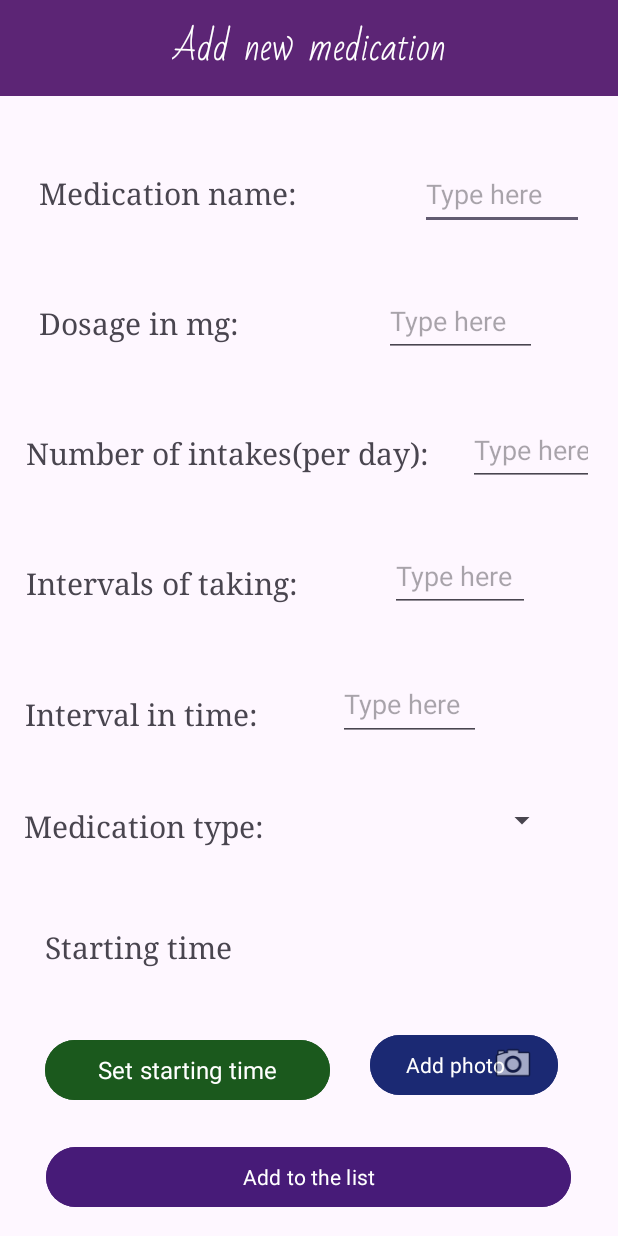
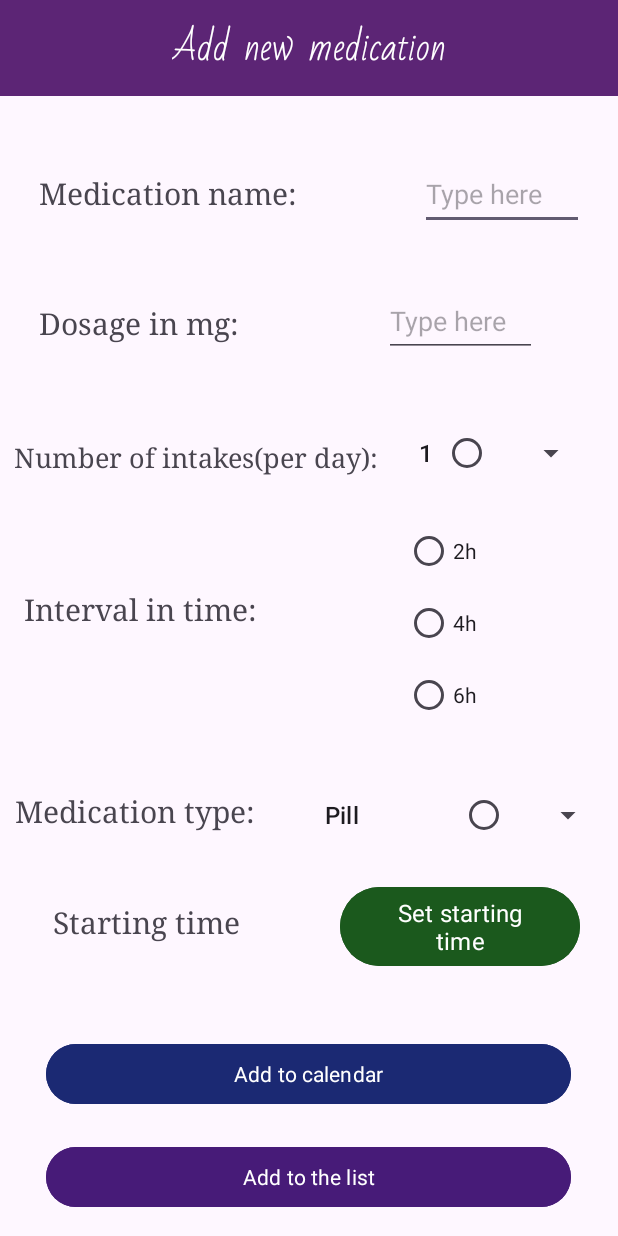
Before and after one commit to walterwhite111/MED_REMINDER, an Android app: the AddNewMed screen opened directly, with no data from a screen before it, on a phone screen of 412 x 824 dp. Run offline under Robolectric (Android 15) with nearby library versions, the phone set to English and light mode, and no system bars; Roboto replaces fonts that are not available here.

Commit message:
Cs project 2024

```diff
--- a/app/src/main/java/com/example/med_reminder/AddNewMed.java
+++ b/app/src/main/java/com/example/med_reminder/AddNewMed.java
@@ -1,18 +1,36 @@
 package com.example.med_reminder;
 
+import androidx.appcompat.app.AlertDialog;
 import androidx.appcompat.app.AppCompatActivity;
 
+import android.app.TimePickerDialog;
 import android.content.Intent;
+import android.net.Uri;
 import android.os.Bundle;
 import android.view.View;
+import android.widget.AdapterView;
+import android.widget.ArrayAdapter;
 import android.widget.Button;
 import android.widget.EditText;
+import android.widget.Spinner;
+import android.widget.TimePicker;
+import android.widget.Toast;
 
 import java.util.ArrayList;
+import java.util.List;
+import java.util.Locale;
 
-public class AddNewMed extends AppCompatActivity {
+public class AddNewMed extends AppCompatActivity implements AdapterView.OnItemSelectedListener {
+    Spinner intakes;
+    List<String> optionsIntakes;
+
+    Spinner options;
+    List<String> optionsType;
     EditText medicationName;
     Button addition;
+    Button calendar;
+    Button setStart;
+    int hour, minute;
 
     @Override
     protected void onCreate(Bundle savedInstanceState) {
@@ -20,6 +38,61 @@ public class AddNewMed extends AppCompatActivity {
         setContentView(R.layout.activity_add_new_med);
         medicationName = findViewById(R.id.medicationName);
         addition = findViewById(R.id.addition);
+        calendar = findViewById(R.id.calendar);
+        setStart = findViewById(R.id.setStart);
+        intakes = findViewById(R.id.intakes);
+        options = findViewById(R.id.options);
+
+        optionsIntakes = new ArrayList<String>();
+        optionsIntakes.add("1");
+        optionsIntakes.add("2");
+        optionsIntakes.add("3");
+        optionsIntakes.add("4");
+        optionsIntakes.add("5");
+        optionsIntakes.add("6");
+        ArrayAdapter<String> dataAdapter = new ArrayAdapter<String>(this, android.R.layout.simple_list_item_single_choice, optionsIntakes);
+        intakes.setAdapter(dataAdapter);
+        intakes.setOnItemSelectedListener(this);
+
+        optionsType = new ArrayList<String>();
+        optionsType.add("Pill");
+        optionsType.add("Tablets");
+        optionsType.add("Syrup");
+        optionsType.add("Syringe");
+        ArrayAdapter<String> dataAdapter2 = new ArrayAdapter<String>(this, android.R.layout.simple_list_item_single_choice, optionsType);
+        options.setAdapter(dataAdapter2);
+        options.setOnItemSelectedListener(this);
+
+
+
+        setStart.setOnClickListener(new View.OnClickListener() {
+            @Override
+            public void onClick(View v) {
+                TimePickerDialog.OnTimeSetListener onTimeSetListener = new TimePickerDialog.OnTimeSetListener() {
+                    @Override
+                    public void onTimeSet(TimePicker view, int selectedHour, int selectedMinute) {
+                        hour = selectedHour;
+                        minute = selectedMinute;
+                        setStart.setText(String.format(Locale.getDefault(), "%02d:%02d", hour, minute));
+                    }
+                };
+
+                TimePickerDialog timePickerDialog = new TimePickerDialog(AddNewMed.this, onTimeSetListener, hour, minute, true);
+                timePickerDialog.setTitle("Select time");
+                timePickerDialog.show();
+
+            }
+        });
+
+
+        calendar.setOnClickListener(new View.OnClickListener() {
+            @Override
+            public void onClick(View v) {
+                Intent intent = new Intent(Intent.ACTION_VIEW);
+                intent.setData(Uri.parse("content://com.android.calendar/time"));
+                startActivity(intent);
+            }
+        });
 
 
         addition.setOnClickListener(new View.OnClickListener() {
@@ -35,9 +108,20 @@ public class AddNewMed extends AppCompatActivity {
                 intent.putExtra("MEDICINE_NAME", medicineName);
 
                 startActivity(intent);
+                finish();
             }
         });
 
     }
 
+
+    @Override
+    public void onItemSelected(AdapterView<?> parent, View view, int position, long id) {
+        String item = parent.getItemAtPosition(position).toString();
+    }
+
+    @Override
+    public void onNothingSelected(AdapterView<?> parent) {
+
+    }
 }
--- a/app/src/main/java/com/example/med_reminder/LogIn.java
+++ b/app/src/main/java/com/example/med_reminder/LogIn.java
@@ -41,6 +41,7 @@ public class LogIn extends AppCompatActivity {
                     Intent intent = new Intent(LogIn.this, MainMenu.class);
                     intent.putExtra("USER_NAME", userNameLogIn);
                     startActivity(intent);
+                    finish();
                 }
             }
         });
--- a/app/src/main/java/com/example/med_reminder/MyMedications.java
+++ b/app/src/main/java/com/example/med_reminder/MyMedications.java
@@ -10,12 +10,14 @@ import android.widget.Button;
 import android.widget.ListView;
 
 import java.util.ArrayList;
+import java.util.List;
 
 
 public class MyMedications extends AppCompatActivity {
     Button addNew;
     ListView medList;
-    ArrayList<String> medicationList = new ArrayList<>();
+    private List<String> namesList;
+    private ArrayAdapter<String> adapter;
 
 
     @Override
@@ -25,15 +27,24 @@ public class MyMedications extends AppCompatActivity {
         addNew = findViewById(R.id.addNew);
         medList = findViewById(R.id.medList);
 
-        Intent intent = getIntent();
-        String medicineName = intent.getStringExtra("MEDICINE_NAME");
+        Intent intent1 = getIntent();
+        if (intent1 != null) {
+            String enteredName = intent1.getStringExtra("MEDICINE_NAME");
 
-        if (medicineName != null && !medicineName.isEmpty()) {
-            medicationList.add(medicineName);
+
+            if (namesList == null) {
+                namesList = new ArrayList<>();
+            }
+
+
+            namesList.add(enteredName);
+
+
+            adapter = new ArrayAdapter<>(this, android.R.layout.simple_list_item_1, namesList);
+
+
+            medList.setAdapter(adapter);
         }
-
-        ArrayAdapter<String> adapter = new ArrayAdapter<>(this, android.R.layout.simple_list_item_1, medicationList);
-        medList.setAdapter(adapter);
 
         addNew.setOnClickListener(new View.OnClickListener() {
             @Override
--- a/app/src/main/res/layout/activity_add_new_med.xml
+++ b/app/src/main/res/layout/activity_add_new_med.xml
@@ -64,42 +64,30 @@
         android:id="@+id/textView13"
         android:layout_width="wrap_content"
         android:layout_height="wrap_content"
-        android:layout_marginTop="60dp"
+        android:layout_marginTop="64dp"
         android:fontFamily="serif"
         android:text="Number of intakes(per day):"
-        android:textSize="20sp"
+        android:textAlignment="viewStart"
+        android:textSize="18sp"
         app:layout_constraintEnd_toEndOf="parent"
-        app:layout_constraintHorizontal_bias="0.121"
+        app:layout_constraintHorizontal_bias="0.057"
         app:layout_constraintStart_toStartOf="parent"
         app:layout_constraintTop_toBottomOf="@+id/textView12" />
-
-    <TextView
-        android:id="@+id/textView14"
-        android:layout_width="wrap_content"
-        android:layout_height="wrap_content"
-        android:layout_marginTop="60dp"
-        android:fontFamily="serif"
-        android:text="Intervals of taking:"
-        android:textSize="20sp"
-        app:layout_constraintEnd_toEndOf="parent"
-        app:layout_constraintHorizontal_bias="0.074"
-        app:layout_constraintStart_toStartOf="parent"
-        app:layout_constraintTop_toBottomOf="@+id/textView13" />
 
     <TextView
         android:id="@+id/textView4"
         android:layout_width="wrap_content"
         android:layout_height="wrap_content"
-        android:layout_marginTop="60dp"
+        android:layout_marginBottom="344dp"
         android:fontFamily="serif"
         android:text="Interval in time:"
         android:textSize="20sp"
         app:layout_constraintBottom_toBottomOf="parent"
         app:layout_constraintEnd_toEndOf="parent"
-        app:layout_constraintHorizontal_bias="0.066"
+        app:layout_constraintHorizontal_bias="0.062"
         app:layout_constraintStart_toStartOf="parent"
-        app:layout_constraintTop_toBottomOf="@+id/textView14"
-        app:layout_constraintVertical_bias="0.002" />
+        app:layout_constraintTop_toBottomOf="@+id/toolbar2"
+        app:layout_constraintVertical_bias="0.845" />
 
     <EditText
         android:id="@+id/medicationName"
@@ -129,62 +117,19 @@
         app:layout_constraintTop_toBottomOf="@+id/toolbar2"
         app:layout_constraintVertical_bias="0.177" />
 
-    <EditText
-        android:id="@+id/intakes"
-        android:layout_width="84dp"
-        android:layout_height="48dp"
-        android:ems="10"
-        android:inputType="text"
-        android:hint="Type here"
-        app:layout_constraintBottom_toBottomOf="parent"
-        app:layout_constraintEnd_toEndOf="parent"
-        app:layout_constraintHorizontal_bias="0.951"
-        app:layout_constraintStart_toStartOf="parent"
-        app:layout_constraintTop_toBottomOf="@+id/toolbar2"
-        app:layout_constraintVertical_bias="0.298" />
-
-    <EditText
-        android:id="@+id/intervals"
-        android:layout_width="93dp"
-        android:layout_height="48dp"
-        android:ems="10"
-        android:hint="Type here"
-        android:inputType="text"
-        app:layout_constraintBottom_toBottomOf="parent"
-        app:layout_constraintEnd_toEndOf="parent"
-        app:layout_constraintHorizontal_bias="0.816"
-        app:layout_constraintStart_toStartOf="parent"
-        app:layout_constraintTop_toBottomOf="@+id/toolbar2"
-        app:layout_constraintVertical_bias="0.416" />
-
-    <EditText
-        android:id="@+id/intervalTime"
-        android:layout_width="95dp"
-        android:layout_height="49dp"
-        android:ems="10"
-        android:inputType="text"
-        android:hint="Type here"
-        app:layout_constraintBottom_toBottomOf="parent"
-        app:layout_constraintEnd_toEndOf="parent"
-        app:layout_constraintHorizontal_bias="0.712"
-        app:layout_constraintStart_toStartOf="parent"
-        app:layout_constraintTop_toBottomOf="@+id/toolbar2"
-        app:layout_constraintVertical_bias="0.536" />
-
     <TextView
         android:id="@+id/textView5"
         android:layout_width="wrap_content"
         android:layout_height="wrap_content"
-        android:layout_marginTop="40dp"
         android:fontFamily="serif"
         android:text="Starting time"
         android:textSize="20sp"
         app:layout_constraintBottom_toBottomOf="parent"
         app:layout_constraintEnd_toEndOf="parent"
-        app:layout_constraintHorizontal_bias="0.105"
+        app:layout_constraintHorizontal_bias="0.122"
         app:layout_constraintStart_toStartOf="parent"
-        app:layout_constraintTop_toBottomOf="@+id/textView4"
-        app:layout_constraintVertical_bias="0.332" />
+        app:layout_constraintTop_toBottomOf="@+id/toolbar2"
+        app:layout_constraintVertical_bias="0.733" />
 
     <Button
         android:id="@+id/addition"
@@ -209,25 +154,25 @@
         android:textSize="20sp"
         app:layout_constraintBottom_toBottomOf="parent"
         app:layout_constraintEnd_toEndOf="parent"
-        app:layout_constraintHorizontal_bias="0.064"
+        app:layout_constraintHorizontal_bias="0.04"
         app:layout_constraintStart_toStartOf="parent"
         app:layout_constraintTop_toBottomOf="@+id/toolbar2"
-        app:layout_constraintVertical_bias="0.645" />
+        app:layout_constraintVertical_bias="0.632" />
 
     <Spinner
         android:id="@+id/options"
-        android:layout_width="145dp"
-        android:layout_height="48dp"
+        android:layout_width="202dp"
+        android:layout_height="53dp"
         app:layout_constraintBottom_toBottomOf="parent"
         app:layout_constraintEnd_toEndOf="parent"
-        app:layout_constraintHorizontal_bias="0.849"
+        app:layout_constraintHorizontal_bias="0.956"
         app:layout_constraintStart_toStartOf="parent"
         app:layout_constraintTop_toBottomOf="@+id/toolbar2"
-        app:layout_constraintVertical_bias="0.644" />
+        app:layout_constraintVertical_bias="0.641" />
 
     <Button
         android:id="@+id/setStart"
-        android:layout_width="190dp"
+        android:layout_width="160dp"
         android:layout_height="wrap_content"
         android:backgroundTint="#1B591D"
         android:fontFamily="@font/aclonica"
@@ -235,37 +180,65 @@
         android:textSize="16sp"
         app:layout_constraintBottom_toBottomOf="parent"
         app:layout_constraintEnd_toEndOf="parent"
-        app:layout_constraintHorizontal_bias="0.135"
+        app:layout_constraintHorizontal_bias="0.9"
         app:layout_constraintStart_toStartOf="parent"
         app:layout_constraintTop_toBottomOf="@+id/toolbar2"
-        app:layout_constraintVertical_bias="0.878" />
+        app:layout_constraintVertical_bias="0.748" />
 
     <Button
-        android:id="@+id/button2"
-        android:layout_width="125dp"
+        android:id="@+id/calendar"
+        android:layout_width="350dp"
         android:layout_height="wrap_content"
         android:backgroundTint="#1B2973"
         android:fontFamily="@font/aclonica"
-        android:text="Add photo"
-        android:textAlignment="viewStart"
+        android:text="Add to calendar"
+        android:textAlignment="center"
         android:textSize="14sp"
         app:layout_constraintBottom_toBottomOf="parent"
         app:layout_constraintEnd_toEndOf="parent"
-        app:layout_constraintHorizontal_bias="0.86"
+        app:layout_constraintHorizontal_bias="0.491"
         app:layout_constraintStart_toStartOf="parent"
         app:layout_constraintTop_toBottomOf="@+id/toolbar2"
-        app:layout_constraintVertical_bias="0.874" />
+        app:layout_constraintVertical_bias="0.882" />
 
-    <ImageView
-        android:id="@+id/imageView2"
-        android:layout_width="41dp"
-        android:layout_height="30dp"
+    <Spinner
+        android:id="@+id/intakes"
+        android:layout_width="128dp"
+        android:layout_height="48dp"
         app:layout_constraintBottom_toBottomOf="parent"
         app:layout_constraintEnd_toEndOf="parent"
-        app:layout_constraintHorizontal_bias="0.867"
+        app:layout_constraintHorizontal_bias="0.927"
         app:layout_constraintStart_toStartOf="parent"
-        app:layout_constraintTop_toTopOf="parent"
-        app:layout_constraintVertical_bias="0.874"
-        app:srcCompat="@android:drawable/ic_menu_camera" />
+        app:layout_constraintTop_toBottomOf="@+id/toolbar2"
+        app:layout_constraintVertical_bias="0.301" />
+
+    <RadioGroup
+        android:layout_width="100dp"
+        android:layout_height="144dp"
+        app:layout_constraintBottom_toBottomOf="parent"
+        app:layout_constraintEnd_toEndOf="parent"
+        app:layout_constraintHorizontal_bias="0.865"
+        app:layout_constraintStart_toStartOf="parent"
+        app:layout_constraintTop_toBottomOf="@+id/toolbar2"
+        app:layout_constraintVertical_bias="0.454">
+
+        <RadioButton
+            android:id="@+id/time1"
+            android:layout_width="match_parent"
+            android:layout_height="48dp"
+            android:text="2h" />
+
+        <RadioButton
+            android:id="@+id/time2"
+            android:layout_width="match_parent"
+            android:layout_height="48dp"
+            android:text="4h" />
+
+        <RadioButton
+            android:id="@+id/time3"
+            android:layout_width="match_parent"
+            android:layout_height="48dp"
+            android:text="6h" />
+    </RadioGroup>
 
 </androidx.constraintlayout.widget.ConstraintLayout>
```
